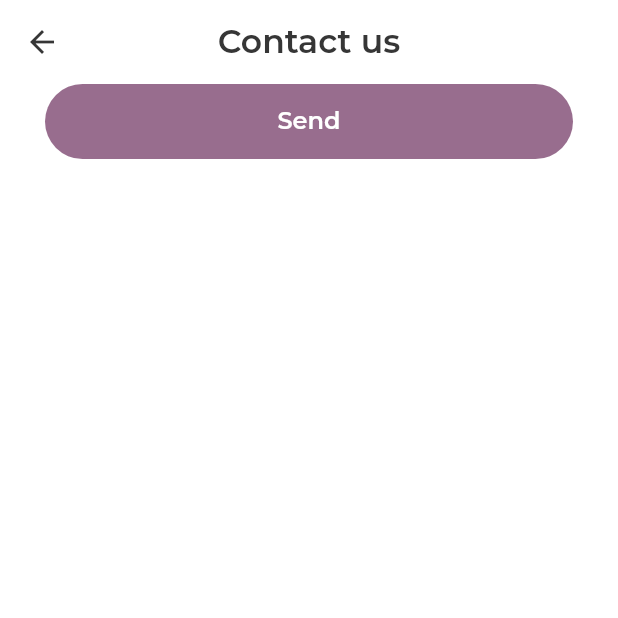
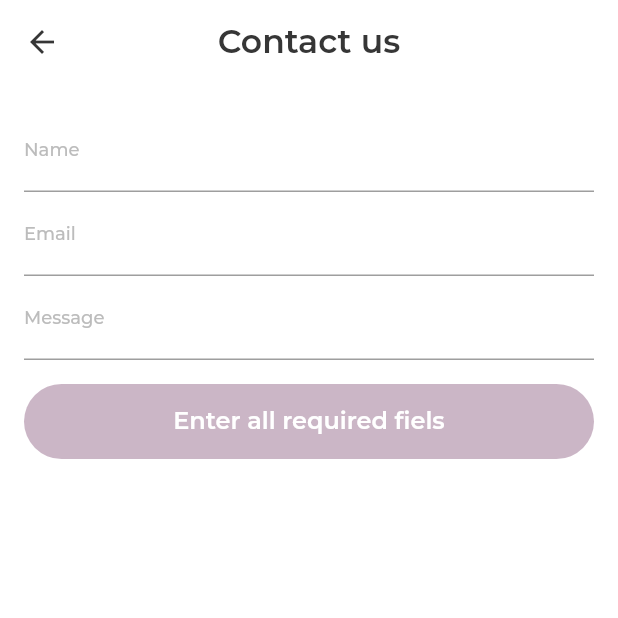
Before and after one commit to HolikovOleksandr/Advertech_test_task, a Flutter app: the screen it shows after launch, on a phone screen of 412 x 824 dp, the top half of it. Run offline on Flutter 3.47's test engine with Material 2 defaults, Android fonts, the light colour scheme and no system bars; our stand-ins replace flutter_svg, google_fonts.

Commit message:
Create input data and send them

```diff
--- /dev/null
+++ b/lib/controllers/send_data_controller.dart
@@ -0,0 +1,42 @@
+// ignore_for_file: avoid_print
+
+import 'dart:convert';
+
+import 'package:http/http.dart' as http;
+
+class SendDataController {
+  fetchData({
+    required String name,
+    required String email,
+    required String message,
+  }) async {
+    String url = 'https://api.byteplex.info/api/test/contact/';
+
+    Map<String, String> data = {
+      'name': name,
+      'email': email,
+      'message': message,
+    };
+
+    String jsonData = json.encode(data);
+
+    try {
+      final response = await http.post(
+        Uri.parse(url),
+        headers: {'Content-Type': 'application/json'},
+        body: jsonData,
+      );
+
+      if (response.statusCode == 200 || response.statusCode == 201) {
+        print('Successful! ===${response.statusCode}===');
+        return true;
+      } else {
+        print('Not successful ===${response.statusCode}===');
+        return false;
+      }
+    } catch (e) {
+      print('Error sending data: $e');
+      return false;
+    }
+  }
+}
--- /dev/null
+++ b/lib/helpers/assets.dart
@@ -0,0 +1,4 @@
+class AppAssets {
+  static const openLockSVG = 'assets/images/unlock.svg';
+  static const closeLockSVG = 'assets/images/lock.svg';
+}
--- a/lib/helpers/fonts.dart
+++ b/lib/helpers/fonts.dart
@@ -8,16 +8,18 @@ class AppFonts {
       fontSize: 22,
     ),
   );
+
   static TextStyle buttonText = GoogleFonts.montserrat(
     textStyle: const TextStyle(
       fontWeight: FontWeight.w600,
       fontSize: 16,
     ),
   );
-  static TextStyle hintText = GoogleFonts.montserrat(
+
+  static TextStyle lableText = GoogleFonts.montserrat(
     textStyle: const TextStyle(
       fontWeight: FontWeight.w500,
-      fontSize: 11,
+      fontSize: 12,
     ),
   );
 }
--- a/lib/model/contact.dart
+++ /dev/null
@@ -1,10 +0,0 @@
-class Contact {
-  final String _name = '';
-  String get name => _name;
-
-  final String _email = '';
-  String get email => _email;
-
-  final String _message = '';
-  String get message => _message;
-}
--- a/lib/view/contact_screen.dart
+++ b/lib/view/contact_screen.dart
@@ -1,22 +1,141 @@
+// ignore_for_file: unused_element, deprecated_member_use, unused_local_variable, no_leading_underscores_for_local_identifiers, avoid_print, unused_field
+import 'package:advertech_test_task/controllers/send_data_controller.dart';
+import 'package:advertech_test_task/helpers/assets.dart';
 import 'package:advertech_test_task/helpers/colors.dart';
 import 'package:advertech_test_task/helpers/fonts.dart';
 import 'package:flutter/material.dart';
+import 'package:flutter_svg/flutter_svg.dart';
 
-class ContactScreen extends StatelessWidget {
+class ContactScreen extends StatefulWidget {
   const ContactScreen({super.key});
 
   @override
-  Widget build(BuildContext context) {
+  State<ContactScreen> createState() => _ContactScreenState();
+}
+
+class _ContactScreenState extends State<ContactScreen> {
+  final _formKey = GlobalKey<FormState>();
+  final _nameController = TextEditingController();
+  final _emailController = TextEditingController();
+  final _messageController = TextEditingController();
+  final _sendDataController = SendDataController();
+
+  bool _isButtonDisabled = true;
+  bool _isLoading = false;
+
+  @override
+  void dispose() {
+    _nameController.dispose();
+    _emailController.dispose();
+    _messageController.dispose();
+    super.dispose();
+  }
+
+  isValidEmail(String email) {
+    final bool emailValid = RegExp(
+            r"^[a-zA-Z0-9.a-zA-Z0-9.!#$%&'*+-/=?^_`{|}~]+@[a-zA-Z0-9]+\.[a-zA-Z]+")
+        .hasMatch(email);
+    return emailValid;
+  }
+
+  void _validateInputs() {
+    _formKey.currentState!.validate()
+        ? setState(() => _isButtonDisabled = false)
+        : setState(() => _isButtonDisabled = true);
+  }
+
+  void _submitForm() {
+    if (_formKey.currentState!.validate()) {
+      int answer = _sendDataController.fetchData(
+        name: _nameController.text,
+        email: _emailController.text,
+        message: _messageController.text,
+      );
+
+      _nameController.clear();
+      _emailController.clear();
+      _messageController.clear();
+
+      setState(() {
+        _isButtonDisabled = true;
+        _isLoading = false;
+      });
+    }
+  }
+
+  @override
+  build(BuildContext context) {
     Size size = MediaQuery.of(context).size;
+
     return Scaffold(
       backgroundColor: AppColors.white,
       appBar: _appBar(),
       body: Padding(
-        padding: const EdgeInsets.symmetric(horizontal: 30),
-        child: Column(
-          children: [
-            _sendButton(size),
-          ],
+        padding: const EdgeInsets.all(16.0),
+        child: Form(
+          key: _formKey,
+          onChanged: _validateInputs,
+          child: Column(
+            children: [
+              _requiredInputField(
+                lable: 'Name',
+                controller: _nameController,
+                validator: (v) => v!.isEmpty ? 'Name is required' : null,
+              ),
+              _requiredInputField(
+                lable: 'Email',
+                controller: _emailController,
+                validator: (v) {
+                  if (v!.isEmpty) return 'Email is required';
+                  if (!isValidEmail(v)) return 'Invalid email address';
+                  return null;
+                },
+              ),
+              _requiredInputField(
+                lable: 'Message',
+                controller: _messageController,
+                validator: (v) => v!.isEmpty ? 'Message is required' : null,
+              ),
+              const SizedBox(height: 16.0),
+              _sendButton(size)
+            ],
+          ),
+        ),
+      ),
+    );
+  }
+
+  _requiredInputField({
+    required String? Function(String?)? validator,
+    required TextEditingController controller,
+    required String? lable,
+  }) {
+    return TextFormField(
+      validator: validator!,
+      controller: controller,
+      decoration: InputDecoration(
+        labelText: lable!,
+        labelStyle: AppFonts.lableText.copyWith(
+          color: AppColors.lightGrey,
+        ),
+      ),
+    );
+  }
+
+  _lockInCircleIcon() {
+    return Container(
+      height: 45,
+      width: 45,
+      decoration: BoxDecoration(
+        color: AppColors.creame,
+        borderRadius: BorderRadius.circular(50),
+      ),
+      child: Center(
+        child: SvgPicture.asset(
+          AppAssets.openLockSVG,
+          color: AppColors.yellow,
+          height: 18,
+          width: 18,
         ),
       ),
     );
@@ -24,17 +143,19 @@ class ContactScreen extends StatelessWidget {
 
   _sendButton(Size size) {
     return GestureDetector(
-      onTap: () {},
+      onTap: _isButtonDisabled ? null : _submitForm,
       child: Container(
         width: size.width,
         height: 50,
         decoration: BoxDecoration(
-          color: AppColors.purple,
+          color: _isButtonDisabled
+              ? AppColors.purple.withOpacity(.5)
+              : AppColors.purple,
           borderRadius: BorderRadius.circular(50),
         ),
         child: Center(
           child: Text(
-            'Send',
+            _isButtonDisabled ? 'Enter all required fiels' : 'Send',
             style: AppFonts.buttonText.copyWith(
               color: AppColors.white,
             ),
```
Also changed, not shown: pubspec.yaml (+4 -8 lines), assets/images/lock.svg (added), assets/images/unlock.svg (added).
